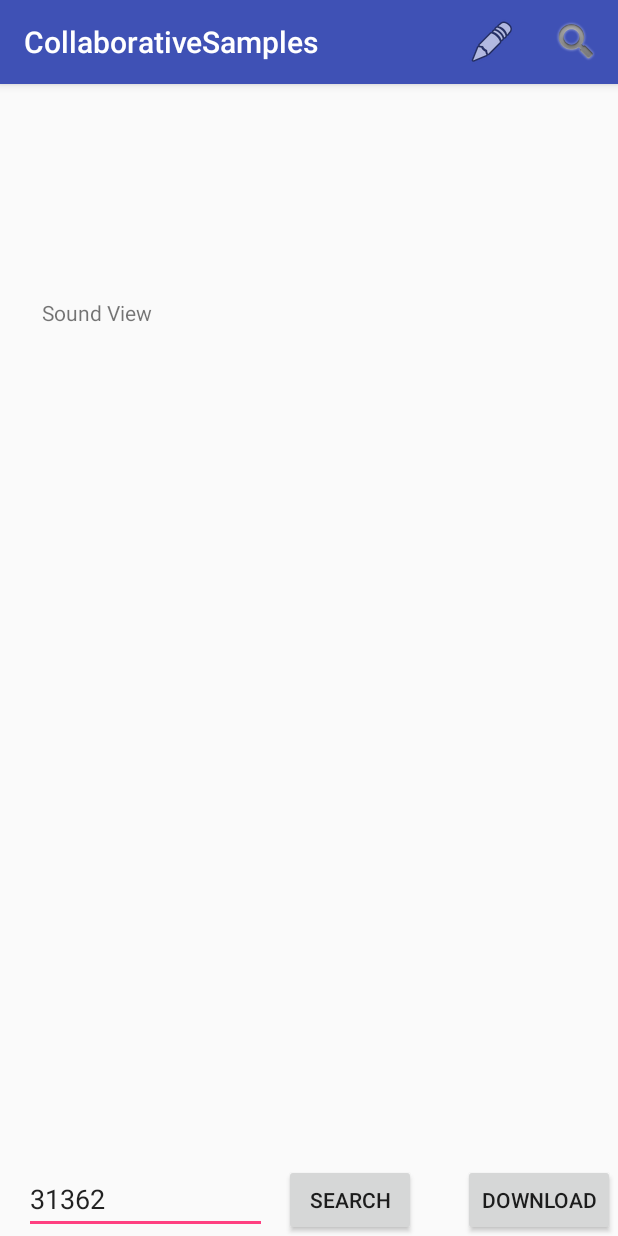
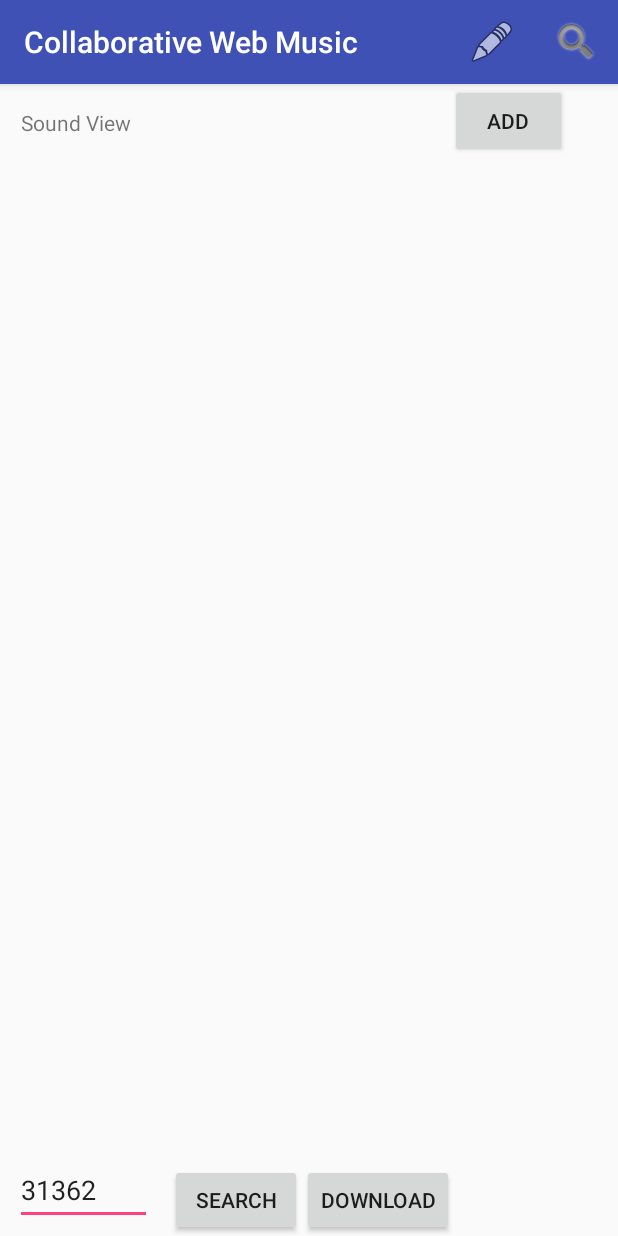
Before and after one commit to hordiales/bigdata-music-collab, an Android app: the screen it shows after launch (APICallActivity), on a phone screen of 412 x 824 dp. Run offline under Robolectric (Android 15) with nearby library versions, the phone set to English and light mode, and no system bars.

Commit message:
bug fixes and internationalization

```diff
--- a/app/build.gradle
+++ b/app/build.gradle
@@ -41,8 +41,4 @@ dependencies {
 }
 
 
-
-
-
-
 apply plugin: 'com.google.gms.google-services'
--- a/app/src/main/java/ar/com/ordia/collaborativesamples/MainActivity.java
+++ b/app/src/main/java/ar/com/ordia/collaborativesamples/MainActivity.java
@@ -7,6 +7,9 @@ import android.widget.Button;
 
 import com.google.firebase.iid.FirebaseInstanceId;
 
+/*
+  En esta activity ...
+*/
 public class MainActivity extends AppCompatActivity {
 
     private Button buttonRecuperarPushToken;
--- a/app/src/main/res/layout/activity_apicall.xml
+++ b/app/src/main/res/layout/activity_apicall.xml
@@ -13,63 +13,80 @@
         android:layout_width="wrap_content"
         android:layout_height="wrap_content"
         android:text="@string/search_txt"
-        app:layout_constraintRight_toLeftOf="@+id/buttonDownload"
+        android:layout_marginEnd="97dp"
+        app:layout_constraintRight_toLeftOf="@+id/buttonAdd"
         tools:layout_constraintRight_creator="1"
-        tools:layout_constraintBottom_creator="1"
-        app:layout_constraintBottom_toBottomOf="parent"
-        android:layout_marginEnd="31dp"
-        android:layout_marginRight="31dp" />
+        android:layout_marginStart="97dp"
+        app:layout_constraintBaseline_toBaselineOf="@+id/buttonDownload"
+        tools:layout_constraintBaseline_creator="1"
+        tools:layout_constraintLeft_creator="1"
+        app:layout_constraintLeft_toLeftOf="@+id/textViewRespuesta"
+        android:layout_marginLeft="97dp"
+        android:layout_marginRight="97dp" />
 
     <TextView
         android:id="@+id/textViewRespuesta"
-        android:layout_width="352dp"
-        android:layout_height="433dp"
+        android:layout_width="0dp"
+        android:layout_height="0dp"
         android:text="Sound View"
-        android:layout_marginStart="3dp"
+        android:layout_marginStart="14dp"
+        tools:layout_constraintTop_creator="1"
+        tools:layout_constraintRight_creator="1"
         tools:layout_constraintBottom_creator="1"
-        app:layout_constraintBottom_toTopOf="@+id/editTextID"
+        app:layout_constraintBottom_toTopOf="@+id/buttonSearch"
+        android:layout_marginEnd="14dp"
+        app:layout_constraintRight_toRightOf="parent"
+        android:layout_marginTop="16dp"
         tools:layout_constraintLeft_creator="1"
-        android:layout_marginBottom="10dp"
+        android:layout_marginBottom="14dp"
         app:layout_constraintLeft_toLeftOf="parent"
-        android:layout_marginLeft="8dp"
-        android:layout_marginRight="8dp"
-        app:layout_constraintRight_toRightOf="parent"
         app:layout_constraintTop_toTopOf="parent"
-        android:layout_marginTop="8dp" />
+        android:layout_marginLeft="14dp"
+        android:layout_marginRight="14dp" />
 
     <Button
         android:id="@+id/buttonDownload"
         android:layout_width="wrap_content"
         android:layout_height="wrap_content"
         android:text="@string/download"
-        android:layout_marginEnd="2dp"
-        tools:layout_constraintRight_creator="1"
         tools:layout_constraintBottom_creator="1"
         app:layout_constraintBottom_toBottomOf="parent"
-        app:layout_constraintRight_toRightOf="parent"
-        android:layout_marginRight="2dp" />
+        tools:layout_constraintLeft_creator="1"
+        app:layout_constraintLeft_toRightOf="@+id/buttonSearch" />
 
     <EditText
         android:id="@+id/editTextID"
         android:layout_width="0dp"
         android:layout_height="0dp"
-        android:layout_marginBottom="1dp"
-        android:layout_marginEnd="11dp"
-        android:layout_marginLeft="16dp"
-        android:layout_marginRight="11dp"
-        android:layout_marginStart="16dp"
+        android:layout_marginEnd="12dp"
+        android:layout_marginStart="10dp"
         android:ems="10"
         android:hint="Id number"
         android:inputType="number"
         android:text="31362"
+        app:layout_constraintRight_toLeftOf="@+id/buttonSearch"
+        tools:layout_constraintTop_creator="1"
+        tools:layout_constraintRight_creator="1"
+        tools:layout_constraintBottom_creator="1"
         app:layout_constraintBottom_toBottomOf="parent"
-        app:layout_constraintHorizontal_bias="0.0"
+        android:layout_marginTop="8dp"
+        app:layout_constraintTop_toBottomOf="@+id/textViewRespuesta"
+        tools:layout_constraintLeft_creator="1"
+        android:layout_marginBottom="7dp"
         app:layout_constraintLeft_toLeftOf="parent"
-        app:layout_constraintRight_toLeftOf="@+id/buttonSearch"
-        app:layout_constraintTop_toTopOf="@+id/buttonSearch"
-        app:layout_constraintVertical_bias="0.0"
-        tools:layout_constraintBottom_creator="1"
+        android:layout_marginLeft="10dp"
+        android:layout_marginRight="12dp" />
+
+    <Button
+        android:id="@+id/buttonAdd"
+        android:layout_width="78dp"
+        android:layout_height="49dp"
+        android:text="@string/add"
+        android:layout_marginStart="300dp"
+        tools:layout_constraintBaseline_creator="1"
         tools:layout_constraintLeft_creator="1"
-        tools:layout_constraintRight_creator="1"
-        tools:layout_constraintTop_creator="1" />
+        app:layout_constraintLeft_toLeftOf="parent"
+        android:layout_marginLeft="300dp"
+        tools:layout_editor_absoluteY="463dp" />
+
 </android.support.constraint.ConstraintLayout>
--- a/app/src/main/res/values/strings.xml
+++ b/app/src/main/res/values/strings.xml
@@ -1,8 +1,13 @@
 <resources>
-    <string name="app_name">CollaborativeSamples</string>
+    <string name="app_name">Collaborative Web Music</string>
+
     <string name="search_txt">Search</string>
     <string name="download">Download</string>
+    <string name="download_sound">Download sound</string>
+    <string name="not_found">Not Found</string>
+
     <string name="title_activity_settings">Settings</string>
+
 
     <!-- Strings related to Settings -->
 
@@ -10,13 +15,14 @@
     <string name="pref_header_general">General</string>
 
     <!-- Example settings for Preferences -->
-    <string name="pref_api_title">Configuración de API</string>
-    <string name="pref_key_freesound_api_key_desc">Entrar a la página http://freesound.org/api, registrarse y solicitar</string>
+    <string name="pref_api_title">API Config</string>
+    <string name="pref_key_freesound_api_key_desc">Enter to http://freesound.org/api register and ask for the APIKEY</string>
     <string name="pref_key_freesound_api_key">Freesound API KEY</string>
-    <string name="pref_apiType">Configurar web de consulta</string>
+    <string name="pref_apiType">Source API Web</string>
     <string name="pref_apiType_default">custom</string>
-    <string name="action_config">Configurar</string>
-    <string name="pref_title_new_project_notifications">Notificar si se crea un nuevo proyecto</string>
+    <string name="action_config">Configure</string>
+    <string name="pref_title_new_project_notifications">Notification</string>
+    <string name="pref_summary_new_project_notifications">Notify if a new project was created</string>
     <string-array name="pref_apiType_entries">
         <item>Freesound</item>
         <item>RedPanal</item>
@@ -29,8 +35,12 @@
         <item>custom</item>
     </string-array>
     <string name="title_activity_mirstate">MIRStateActivity</string>
-    <string name="pref_custom_url_desc">URL de servicio propio</string>
+    <string name="pref_custom_url_desc">URL of custom service</string>
     <string name="pref_custom_url_key">URL Custom</string>
     <string name="pref_custom_url_default">http://localhost:5000</string>
+
     <string name="pref_key_default"></string>
+    <string name="not_yet_available">Service not yet available</string>
+    <string name="add">Add</string>
+
 </resources>
```
Also changed, not shown: app/src/main/AndroidManifest.xml (+8 -1 lines), app/src/main/java/ar/com/ordia/collaborativesamples/APICallActivity.java (+47 -9 lines), app/src/main/java/ar/com/ordia/collaborativesamples/APISettingsActivity.java (+28 -0 lines), app/src/main/java/ar/com/ordia/collaborativesamples/MyFirebaseInstanceIDService.java (added, +34 -0 lines), app/src/main/res/xml/preferences.xml (+10 -7 lines), 1 other file.
